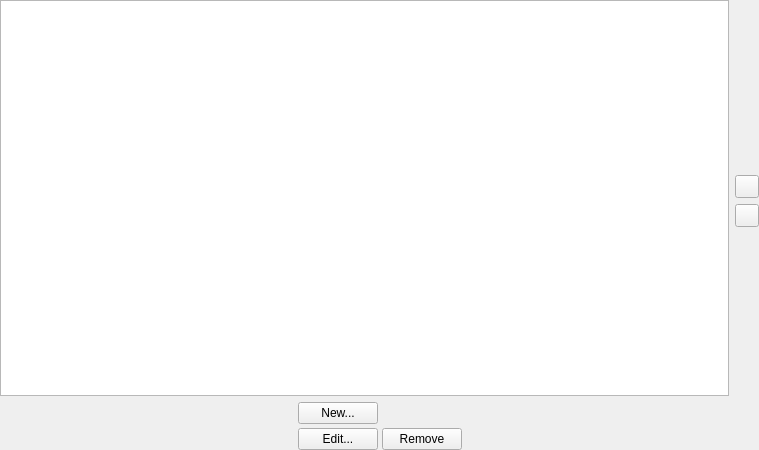
Above: coquery/gui/ui/groupWidget.ui from gkunter/coquery before the change. Below: the same form after it.
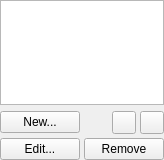
That is the form after the change.

Commit message: Rearrange buttons

What changed in the file:
```diff
--- a/coquery/gui/ui/groupWidget.ui
+++ b/coquery/gui/ui/groupWidget.ui
@@ -6,18 +6,18 @@
    <rect>
     <x>0</x>
     <y>0</y>
-    <width>759</width>
-    <height>450</height>
+    <width>164</width>
+    <height>160</height>
    </rect>
   </property>
   <property name="windowTitle">
    <string>Form</string>
   </property>
-  <layout class="QGridLayout" name="gridLayout_2" columnstretch="1,0">
+  <layout class="QVBoxLayout" name="verticalLayout" stretch="1,0">
    <property name="margin">
     <number>0</number>
    </property>
-   <item row="0" column="0" rowspan="4">
+   <item>
     <widget class="QTreeWidget" name="tree_groups">
      <property name="sizePolicy">
       <sizepolicy hsizetype="Preferred" vsizetype="Preferred">
@@ -44,67 +44,79 @@
      </column>
     </widget>
    </item>
-   <item row="0" column="1">
-    <spacer name="verticalSpacer">
-     <property name="orientation">
-      <enum>Qt::Vertical</enum>
-     </property>
-     <property name="sizeHint" stdset="0">
-      <size>
-       <width>20</width>
-       <height>166</height>
-      </size>
-     </property>
-    </spacer>
-   </item>
-   <item row="1" column="1">
-    <widget class="QToolButton" name="button_group_up">
-     <property name="sizePolicy">
-      <sizepolicy hsizetype="Minimum" vsizetype="Fixed">
-       <horstretch>0</horstretch>
-       <verstretch>0</verstretch>
-      </sizepolicy>
-     </property>
-     <property name="text">
-      <string/>
-     </property>
-    </widget>
-   </item>
-   <item row="2" column="1">
-    <widget class="QToolButton" name="button_group_down">
-     <property name="sizePolicy">
-      <sizepolicy hsizetype="Minimum" vsizetype="Fixed">
-       <horstretch>0</horstretch>
-       <verstretch>0</verstretch>
-      </sizepolicy>
-     </property>
-     <property name="text">
-      <string/>
-     </property>
-    </widget>
-   </item>
-   <item row="3" column="1">
-    <spacer name="verticalSpacer_2">
-     <property name="orientation">
-      <enum>Qt::Vertical</enum>
-     </property>
-     <property name="sizeHint" stdset="0">
-      <size>
-       <width>20</width>
-       <height>166</height>
-      </size>
-     </property>
-    </spacer>
-   </item>
-   <item row="4" column="0" colspan="2">
-    <layout class="QHBoxLayout" name="horizontalLayout">
-     <property name="spacing">
-      <number>0</number>
-     </property>
+   <item>
+    <layout class="QGridLayout" name="gridLayout">
      <property name="margin">
       <number>0</number>
      </property>
-     <item>
+     <property name="spacing">
+      <number>4</number>
+     </property>
+     <item row="1" column="2">
+      <widget class="QPushButton" name="button_remove_group">
+       <property name="text">
+        <string>Remove</string>
+       </property>
+      </widget>
+     </item>
+     <item row="0" column="1">
+      <widget class="QPushButton" name="button_add_group">
+       <property name="text">
+        <string>New...</string>
+       </property>
+      </widget>
+     </item>
+     <item row="1" column="1">
+      <widget class="QPushButton" name="button_edit_group">
+       <property name="text">
+        <string>Edit...</string>
+       </property>
+      </widget>
+     </item>
+     <item row="0" column="2">
+      <layout class="QHBoxLayout" name="horizontalLayout_2" stretch="1,0,0">
+       <item>
+        <spacer name="horizontalSpacer_3">
+         <property name="orientation">
+          <enum>Qt::Horizontal</enum>
+         </property>
+         <property name="sizeHint" stdset="0">
+          <size>
+           <width>0</width>
+           <height>20</height>
+          </size>
+         </property>
+        </spacer>
+       </item>
+       <item>
+        <widget class="QToolButton" name="button_group_up">
+         <property name="sizePolicy">
+          <sizepolicy hsizetype="Minimum" vsizetype="Fixed">
+           <horstretch>0</horstretch>
+           <verstretch>0</verstretch>
+          </sizepolicy>
+         </property>
+         <property name="text">
+          <string/>
+         </property>
+        </widget>
+       </item>
+       <item>
+        <widget class="QToolButton" name="button_group_down">
+         <property name="sizePolicy">
+          <sizepolicy hsizetype="Minimum" vsizetype="Fixed">
+           <horstretch>0</horstretch>
+           <verstretch>0</verstretch>
+          </sizepolicy>
+         </property>
+         <property name="text">
+          <string/>
+         </property>
+        </widget>
+       </item>
+      </layout>
+     </item>
+     <item row="0" column="0" rowspan="2">
       <spacer name="horizontalSpacer">
        <property name="orientation">
         <enum>Qt::Horizontal</enum>
@@ -117,38 +129,7 @@
        </property>
       </spacer>
      </item>
-     <item>
-      <layout class="QGridLayout" name="gridLayout">
-       <property name="margin">
-        <number>0</number>
-       </property>
-       <property name="spacing">
-        <number>4</number>
-       </property>
-       <item row="0" column="0">
-        <widget class="QPushButton" name="button_add_group">
-         <property name="text">
-          <string>New...</string>
-         </property>
-        </widget>
-       </item>
-       <item row="1" column="0">
-        <widget class="QPushButton" name="button_edit_group">
-         <property name="text">
-          <string>Edit...</string>
-         </property>
-        </widget>
-       </item>
-       <item row="1" column="1">
-        <widget class="QPushButton" name="button_remove_group">
-         <property name="text">
-          <string>Remove</string>
-         </property>
-        </widget>
-       </item>
-      </layout>
-     </item>
-     <item>
+     <item row="0" column="3" rowspan="2">
       <spacer name="horizontalSpacer_2">
        <property name="orientation">
         <enum>Qt::Horizontal</enum>
```
The commit also changes 1 other file.
